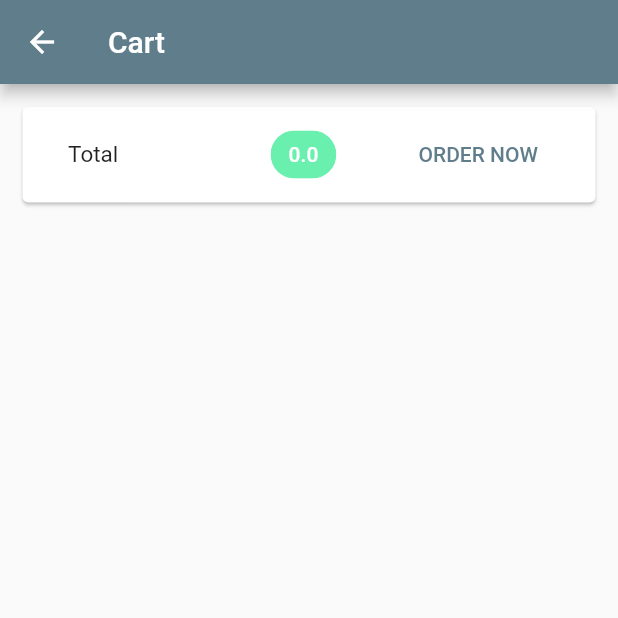
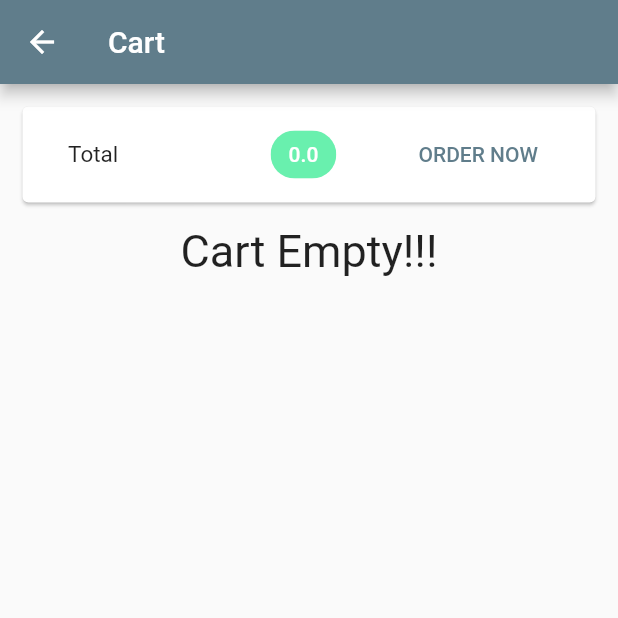
Before and after one commit to hoangankin2211/shop_app, a Flutter app: the CartScreen screen opened by its route, on a phone screen of 412 x 824 dp, the top half of it. Run offline on Flutter 3.47's test engine with Material 2 defaults, Android fonts, the phone set to English and light mode, and no system bars; network calls fail; Roboto replaces fonts that are missing (RobotoCondensed-Bold).

Commit message:
Update - Add list cart, calculate automatically

```diff
--- a/lib/screens/cart_screen.dart
+++ b/lib/screens/cart_screen.dart
@@ -1,13 +1,15 @@
 import 'package:flutter/material.dart';
 import 'package:provider/provider.dart';
-import '../providers/cart_provider.dart';
+import '../providers/cart_provider.dart' show Cart;
+import '../widgets/cart_item.dart';
 
 class CartScreen extends StatelessWidget {
   static const String routeName = '/cart-screen';
   const CartScreen({Key? key}) : super(key: key);
-
   @override
   Widget build(BuildContext context) {
+    print('build screen');
+    final cartData = Provider.of<Cart>(context).item;
     return Scaffold(
       appBar: AppBar(
         title: const Text('Cart'),
@@ -21,10 +23,7 @@ class CartScreen extends StatelessWidget {
               child: Row(
                   mainAxisAlignment: MainAxisAlignment.spaceAround,
                   children: [
-                  const Text(
-                    'Total',
-                    style: TextStyle(fontSize: 15),
-                  ),
+                    const Text('Total', style: TextStyle(fontSize: 15)),
                     const SizedBox(width: 10),
                     Consumer<Cart>(
                       builder: (context, cart, _) => Chip(
@@ -39,10 +38,33 @@ class CartScreen extends StatelessWidget {
                       onPressed: () {},
                       child: const Text('ORDER NOW'),
                     )
-                ],
+                  ]),
+            ),
+          ),
+          Expanded(
+            child: cartData.isEmpty
+                ? const Align(
+                    alignment: Alignment.topCenter,
+                    child: Text(
+                      'Cart Empty!!!',
+                      style: TextStyle(
+                        fontFamily: 'RobotoCondensed-Bold',
+                        fontSize: 30,
                       ),
                     ),
                   )
+                : ListView.builder(
+                    itemBuilder: (context, index) {
+                      return CartItem(
+                        id: cartData.values.toList()[index].id,
+                        price: cartData.values.toList()[index].price,
+                        quantity: cartData.values.toList()[index].quantity,
+                        title: cartData.values.toList()[index].title,
+                      );
+                    },
+                    itemCount: cartData.length,
+                  ),
+          ),
         ],
       ),
     );
```
Also changed, not shown: lib/providers/cart_provider.dart (+26 -2 lines), lib/widgets/cart_item.dart (added, +82 -0 lines). Lines whose indentation alone changed are shown as unchanged.
